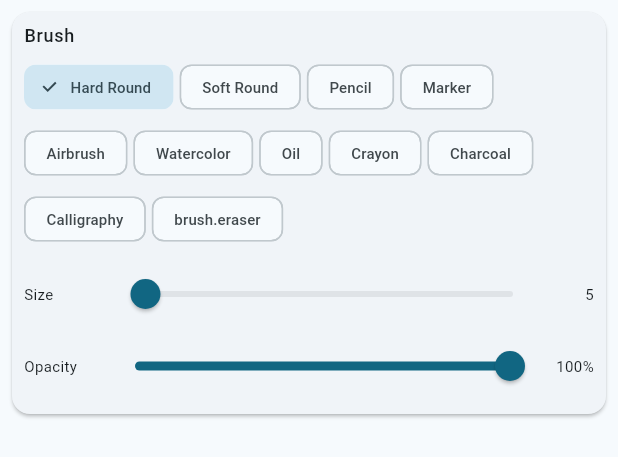
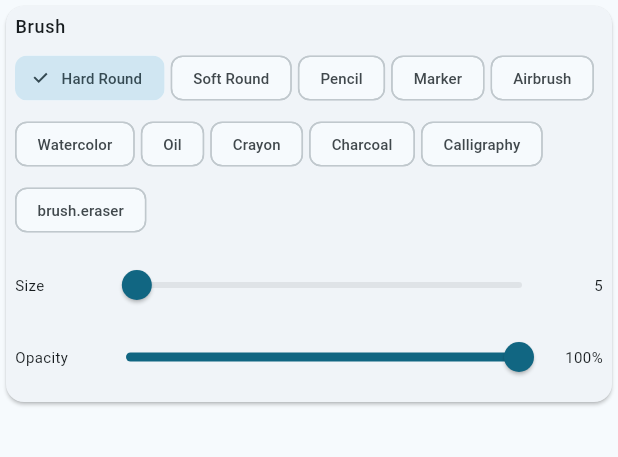
Before and after one commit to MidSanCode/HueCai, a Flutter app: the BrushPanel widget shown alone on an empty page, opened directly, on a phone screen of 412 x 824 dp. Shown: the top 457 px of the screen. Run offline on Flutter 3.47's test engine with Material 3 defaults, Android fonts, the phone set to English and light mode, and no system bars; our stand-ins replace easy_localization, file_picker.

Commit message:
fix: right panel overflow — make right panel scrollable (Expanded+SingleChildScrollView) and tighten card margins/padding so color/brush/layer panels fit and scroll on short windows

```diff
--- a/lib/widgets/panels/brush_panel.dart
+++ b/lib/widgets/panels/brush_panel.dart
@@ -13,9 +13,9 @@ class BrushPanel extends StatelessWidget {
     return Consumer<ToolProvider>(
       builder: (ctx, provider, _) {
         return Card(
-          margin: const EdgeInsets.all(8),
+          margin: const EdgeInsets.all(4),
           child: Padding(
-            padding: const EdgeInsets.all(8),
+            padding: const EdgeInsets.all(6),
             child: Column(
               mainAxisSize: MainAxisSize.min,
               crossAxisAlignment: CrossAxisAlignment.start,
--- a/lib/widgets/panels/layer_panel.dart
+++ b/lib/widgets/panels/layer_panel.dart
@@ -19,9 +19,9 @@ class LayerPanel extends StatelessWidget {
         final canMoveDown = project.currentLayerIndex > 0;
 
         return Card(
-          margin: const EdgeInsets.all(8),
+          margin: const EdgeInsets.all(4),
           child: Padding(
-            padding: const EdgeInsets.all(8),
+            padding: const EdgeInsets.all(6),
             child: Column(
               mainAxisSize: MainAxisSize.min,
               crossAxisAlignment: CrossAxisAlignment.start,
```
Also changed, not shown: lib/screens/editor_screen.dart (+12 -3 lines), lib/widgets/panels/color_panel.dart (+4 -4 lines), 1 other file.
